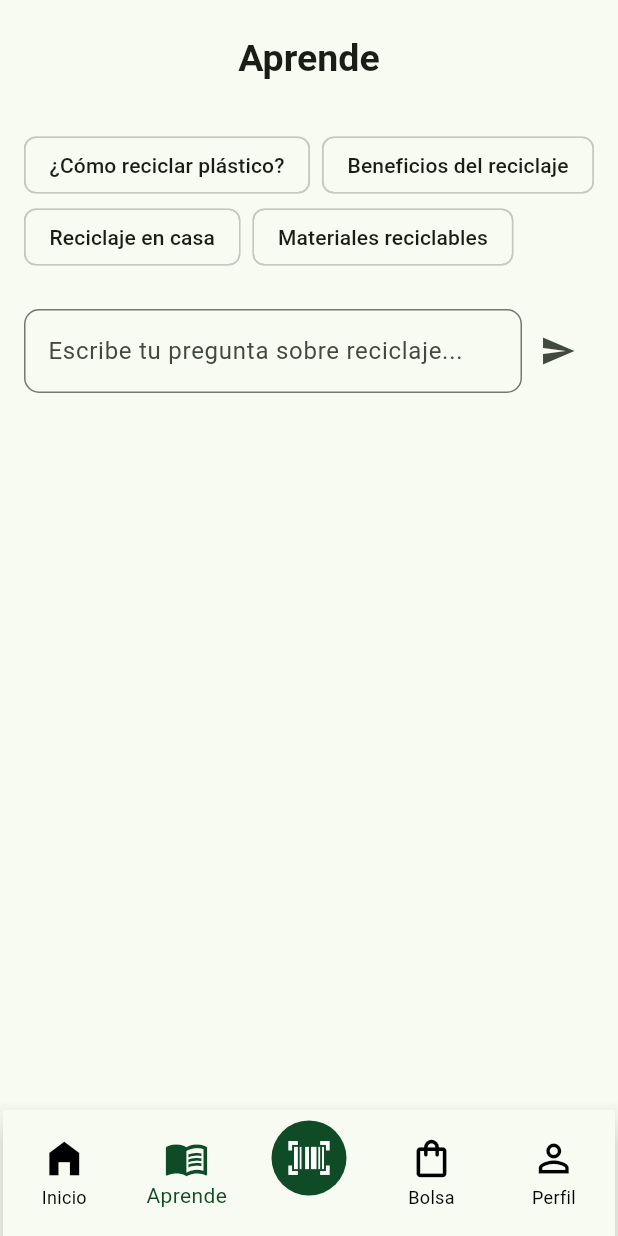
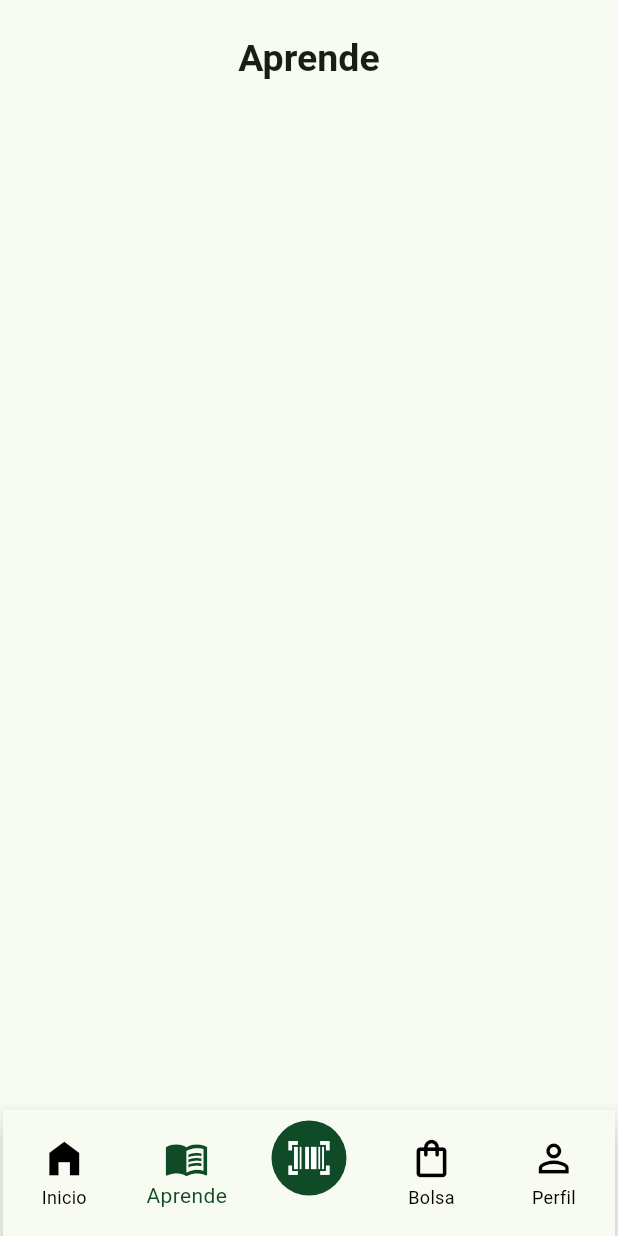
Before and after one commit to lemaufo/reciclappnet, a Flutter app: the LearnScreen screen opened by its route, on a phone screen of 412 x 824 dp. Run offline on Flutter 3.47's test engine with Material 3 defaults, Android fonts, the phone set to English and light mode, and no system bars; our stand-ins replace geocoding, geolocator, google_maps_flutter, shared_preferences; missing offline and left inert: barcode_scan2; accounts and stored records are empty; Roboto replaces fonts that are missing (Nunito).

```diff
--- a/lib/learn_screen.dart
+++ b/lib/learn_screen.dart
@@ -66,68 +66,7 @@ class _LearnScreenState extends State<LearnScreen> {
         automaticallyImplyLeading: false,
         centerTitle: true,
       ),
-      body: Column(
-        children: [
-          // Sugerencias de búsqueda
-          Container(
-            padding:
-                const EdgeInsets.symmetric(horizontal: 16.0, vertical: 8.0),
-            child: Wrap(
-              spacing: 8.0,
-              children: suggestions.map((suggestion) {
-                return ActionChip(
-                  label: Text(suggestion),
-                  onPressed: () {
-                    _controller.text = suggestion;
-                    _getResponse(suggestion);
-                  },
-                );
-              }).toList(),
-            ),
-          ),
-          // Campo de entrada de texto y botón de búsqueda
-          Padding(
-            padding: const EdgeInsets.all(16.0),
-            child: Row(
-              children: [
-                Expanded(
-                  child: TextField(
-                    controller: _controller,
-                    decoration: InputDecoration(
-                      hintText: 'Escribe tu pregunta sobre reciclaje...',
-                      border: OutlineInputBorder(
-                        borderRadius: BorderRadius.circular(10.0),
-                      ),
-                    ),
-                  ),
-                ),
-                IconButton(
-                  icon: Icon(Icons.send),
-                  onPressed: () {
-                    if (_controller.text.isNotEmpty) {
-                      _getResponse(_controller.text);
-                    }
-                  },
-                ),
-              ],
-            ),
-          ),
-          // Respuesta de ChatGPT
-          Expanded(
-            child: _isLoading
-                ? const Center(child: CircularProgressIndicator())
-                : Padding(
-                    padding: const EdgeInsets.all(16.0),
-                    child: SingleChildScrollView(
-                      child: Text(
-                        _response,
-                        style: TextStyle(fontSize: 16.0),
-                      ),
-                    ),
-                  ),
-          ),
-        ],
-      ),
+      body: const SizedBox(),
       bottomNavigationBar: const CustomBottomNavBar(currentIndex: 1),
     );
   }
```
